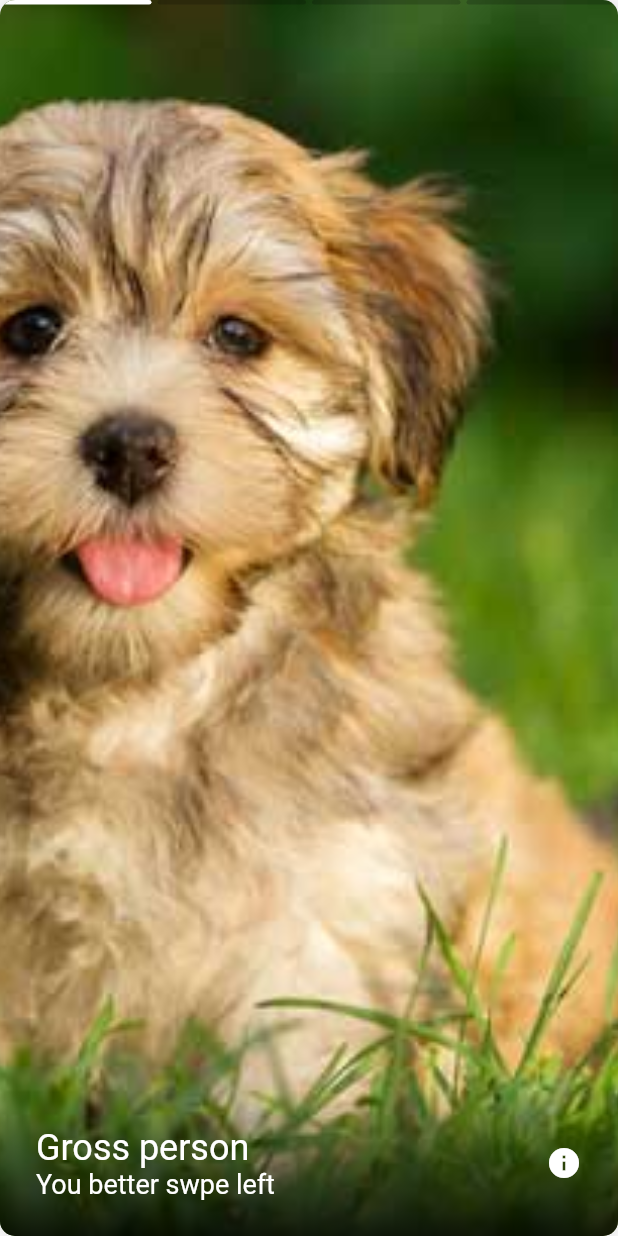
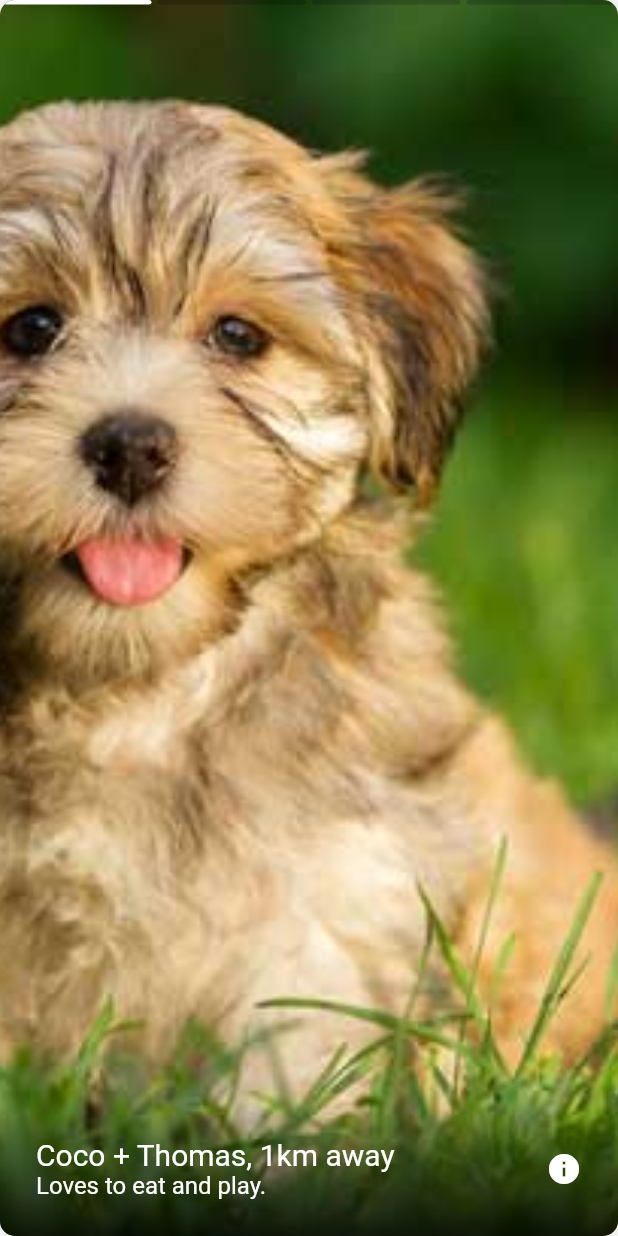
Before and after one commit to ahmedhamedaly/Healthy-Ageing, a Flutter app: the ProfileCard widget shown alone on an empty page, opened directly with sample values from the repository, on a phone screen of 412 x 824 dp. Run offline on Flutter 3.47's test engine with Material 2 defaults, Android fonts, the phone set to English and light mode, and no system bars; missing offline and left inert: fluttery_dart2.

```diff
--- a/lib/cards.dart
+++ b/lib/cards.dart
@@ -464,11 +464,12 @@ class _ProfileCardState extends State<ProfileCard> {
                 crossAxisAlignment: CrossAxisAlignment.start,
                 mainAxisSize: MainAxisSize.min,
                 children: <Widget>[
-                  new Text(widget.profile.name,
-                      style:
-                          new TextStyle(color: Colors.white, fontSize: 24.0)),
+                  new Text(widget.profile.name + ", " + widget.profile.distance,
+                      style: new TextStyle(color: Colors.white, fontSize: 20.0)),
                   new Text(widget.profile.bio,
-                      style: new TextStyle(color: Colors.white, fontSize: 18.0))
+                      style: new TextStyle(color: Colors.white, fontSize: 16.0)),
+//                  new Text(widget.profile.distance,
+//                      style: new TextStyle(color: Colors.white, fontSize: 12.0))
                 ],
               ),
             ),
--- a/lib/profiles.dart
+++ b/lib/profiles.dart
@@ -6,8 +6,9 @@ final List<Profile> demoProfiles = [
       "assets/photo_3.jpg",
       "assets/photo_4.jpg",
     ],
-    name: "Gross person",
-    bio: "You better swpe left",
+    name: "Coco + Thomas",
+    bio: "Loves to eat and play.",
+    distance: "1km away",
   ),
   new Profile(
     photos: [
@@ -16,8 +17,9 @@ final List<Profile> demoProfiles = [
       "assets/photo_4.jpg",
       "assets/photo_1.jpg",
     ],
-    name: "Someone Special",
-    bio: "This is the person you want",
+    name: "Max + Laura",
+    bio: "Shy dog with a big heart.",
+    distance: "2km away",
   ),
 ];
 
@@ -25,6 +27,7 @@ class Profile {
   final List<String> photos;
   final String name;
   final String bio;
+  final String distance;
 
-  Profile({this.photos, this.name, this.bio});
+  Profile({this.photos, this.name, this.bio, this.distance});
 }
```
Also changed, not shown: lib/main.dart (+28 -28 lines), 1 other file.
